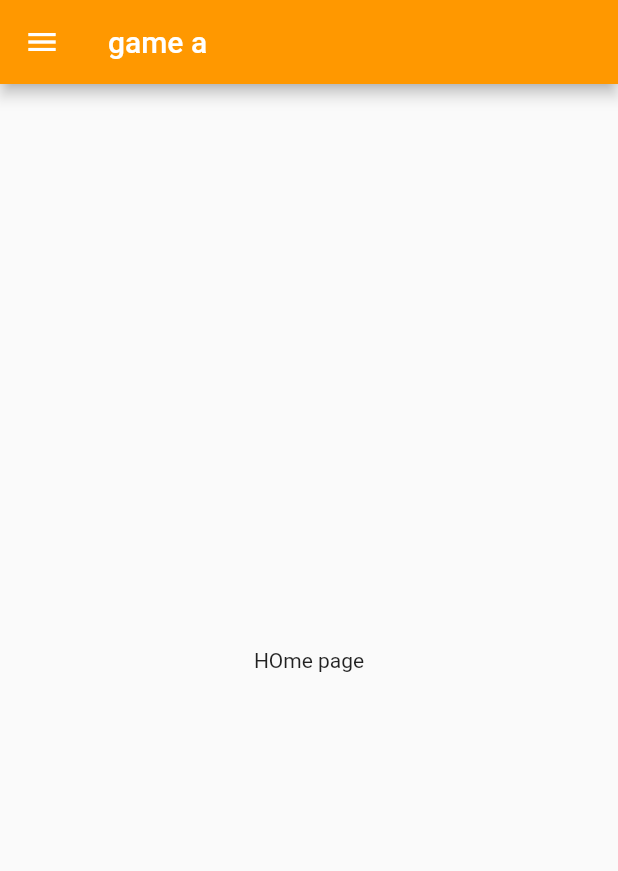
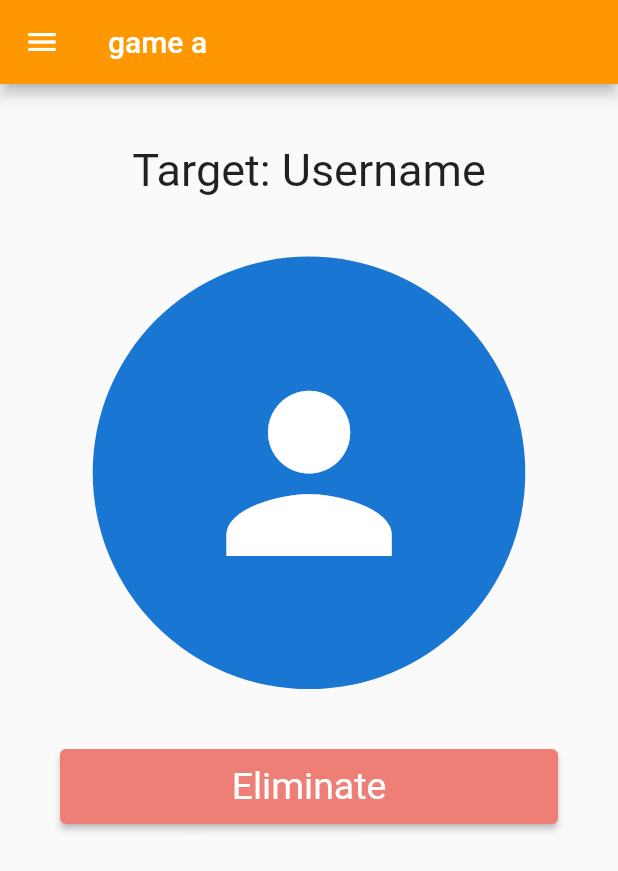
Before and after one commit to Assassinators-who-s-next/Sign-In-Authentication-Who-s-Next, a Flutter app: the UserHome screen opened directly, on a phone screen of 412 x 824 dp. Shown: the top 871 px of the screen. Run offline on Flutter 3.47's test engine with Material 2 defaults, Android fonts, the phone set to English and light mode, and no system bars; our stand-ins replace firebase_core; accounts and stored records are empty.

Commit message:
create template for the user homepage, target, "picture of target", and eliminate button

```diff
--- a/lib/pages/userhome.dart
+++ b/lib/pages/userhome.dart
@@ -1,4 +1,5 @@
 import 'package:flutter/material.dart';
+import 'dart:convert';
 
 class UserHome extends StatefulWidget {
   @override
@@ -8,6 +9,15 @@ class UserHome extends StatefulWidget {
 class _UserHomeState extends State<UserHome> {
   @override
   Widget build(BuildContext context) {
+    // for sizing the image
+    var screenWidth = MediaQuery.of(context).size.width;
+
+    // if the orientation is landscape, size changes to the height of the device
+    if (MediaQuery.of(context).orientation == Orientation.landscape) {
+      screenWidth = MediaQuery.of(context).size.height;
+    }
+
+    // TODO: make scrollable when in landscape mode
     return Scaffold(
       // top bar
       appBar: AppBar(
@@ -17,16 +27,84 @@ class _UserHomeState extends State<UserHome> {
       // a list of all games currently in, 3 lines on left
       // TODO: each listTile will change the center and the appBar title
       drawer: Drawer(
-        child: ListView(children: [
-          ListTile(
-            title: Text('data'),
-          )
-        ]),
+        child: SafeArea(
+          child: ListView(
+            children: [
+              ListTile(
+                title: Text('data'),
+              )
+            ],
+          ),
+        ),
       ),
-      // TODO  target info
-      body: const Center(
-        child: Text('HOme page'),
+      // Column wrapped with Widget SingleChildScrollView, so the users can scroll in landscapemode
+      body: SingleChildScrollView(
+        child: Center(
+          child: Column(
+            mainAxisAlignment: MainAxisAlignment.center,
+            children: [
+              // TODO: maybe send in the name of the target here?
+              TargetName(),
+              CircleAvatar(
+                maxRadius: screenWidth * 0.35,
+                child: Icon(Icons.person, size: screenWidth * 0.4),
+              ),
+              // TODO: increase the font size
+              Padding(
+                padding: const EdgeInsetsDirectional.all(40),
+                child: ElevatedButton(
+                  style: ElevatedButton.styleFrom(
+                      backgroundColor: Color.fromARGB(255, 238, 127, 119),
+                      minimumSize: Size.fromHeight(50),
+                      textStyle: TextStyle(fontSize: 25)),
+                  onPressed: () {
+                    print('pressed elim button');
+                  },
+                  child: Text('Eliminate'),
+                ),
+              )
+            ],
+          ),
+        ),
       ),
     );
   }
 }
+
+//class EliminateButton extends StatelessWidget {
+//  const EliminateButton({
+//    super.key,
+//  });
+//
+//  @override
+//  Widget build(BuildContext context) {
+//    return const Padding(
+//      padding: EdgeInsetsDirectional.all(40),
+//      child: Card(
+//        color: Color.fromARGB(255, 234, 118, 110),
+//        child: Padding(
+//          padding: EdgeInsets.all(30),
+//          child: FittedBox(
+//            fit: BoxFit.fitWidth,
+//            child: Text('Eliminate'),
+//          ),
+//        ),
+//      ),
+//    );
+//  }
+//}
+
+class TargetName extends StatelessWidget {
+  const TargetName({
+    super.key,
+  });
+
+  @override
+  Widget build(BuildContext context) {
+    return Padding(
+      padding: EdgeInsetsDirectional.all(40),
+      child: Text('Target: Username',
+          style: TextStyle(fontSize: 30), textAlign: TextAlign.center),
+    );
+  }
+}
```
